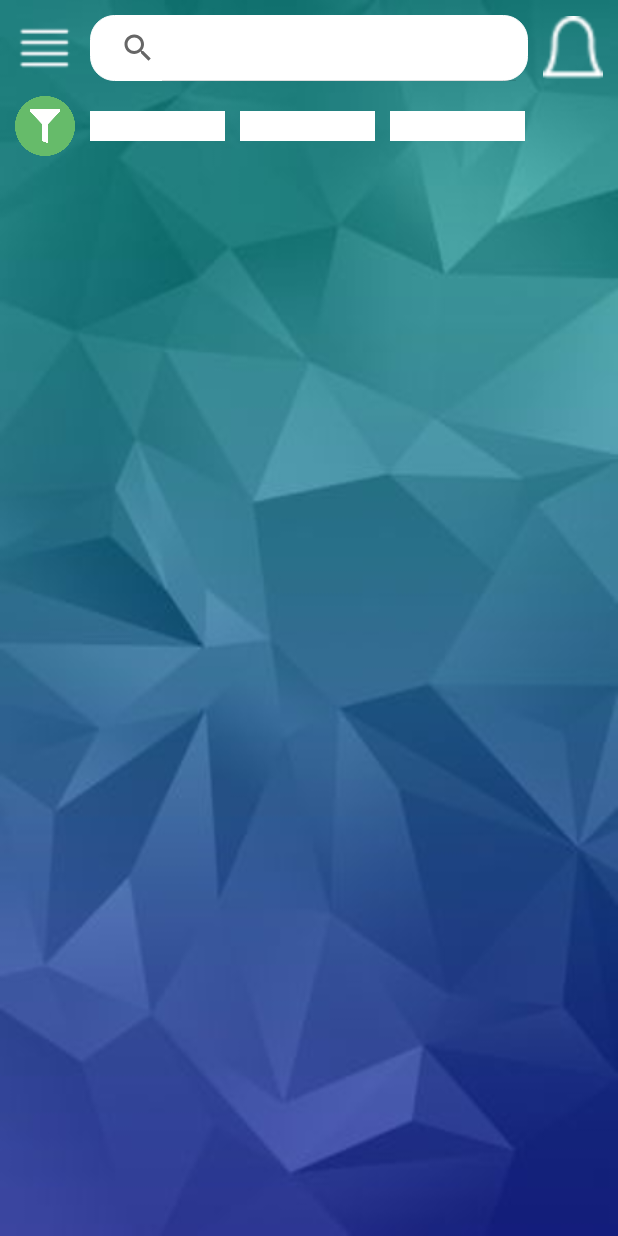
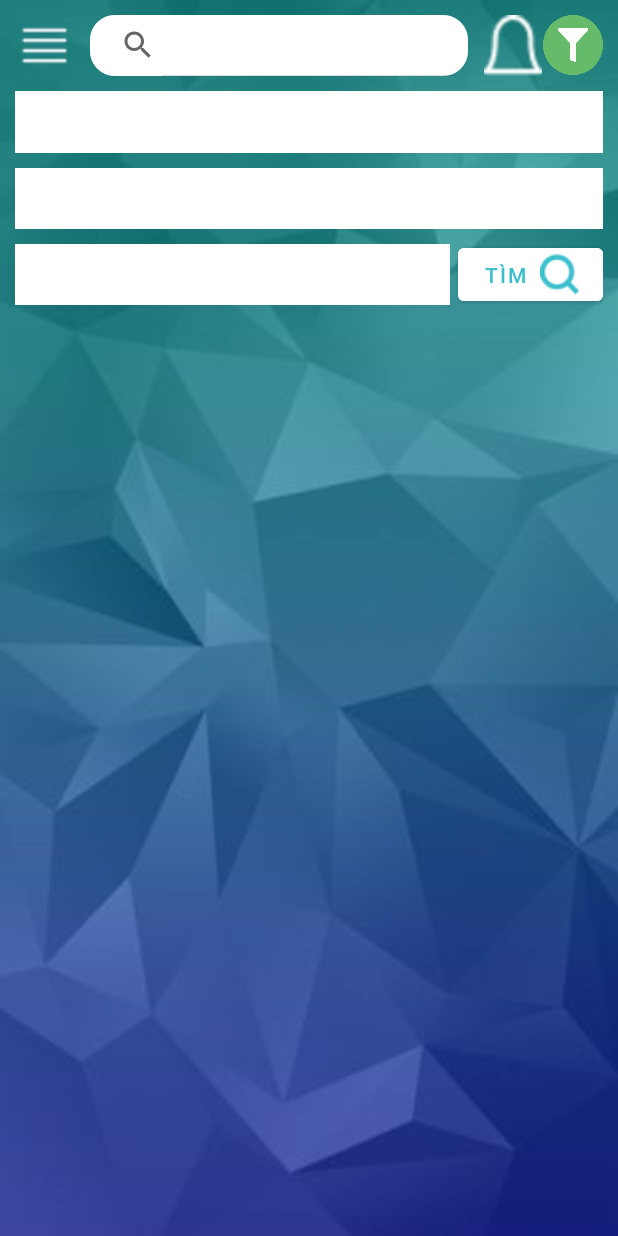
Before and after one commit to danhhohoang/AppNhaTro, an Android app: the layout tenant_search_layout.xml on its own in the app's theme, with its tools: preview values and no code run, on a phone screen of 412 x 824 dp. Run offline under Robolectric (Android 15) with nearby library versions, the phone set to English and light mode, and no system bars.

Commit message:
Update man hinh: Search_Tenant
Update phien ban moi
Toi uu UX, UI
Seed du lieu cho 3 spinner cua man hinh Search_Tenant
Toi uu code cho layout
Them 1 anh moi

```diff
--- a/app/src/main/java/com/example/appnhatro/MainActivity.java
+++ b/app/src/main/java/com/example/appnhatro/MainActivity.java
@@ -9,7 +9,7 @@ public class MainActivity extends AppCompatActivity {
     @Override
     protected void onCreate(Bundle savedInstanceState) {
         super.onCreate(savedInstanceState);
-        setContentView(R.layout.activity_main);
+        setContentView(R.layout.tenant_search_layout);
     }
     private void Tri(){
        String aa;
--- a/app/src/main/res/layout/tenant_search_layout.xml
+++ b/app/src/main/res/layout/tenant_search_layout.xml
@@ -1,28 +1,32 @@
 <?xml version="1.0" encoding="utf-8"?>
 <LinearLayout xmlns:android="http://schemas.android.com/apk/res/android"
     xmlns:app="http://schemas.android.com/apk/res-auto"
+    xmlns:tools="http://schemas.android.com/tools"
     android:layout_width="match_parent"
     android:layout_height="match_parent"
     android:background="@drawable/background"
-    android:orientation="vertical">
-
+    android:orientation="vertical"
+    android:weightSum="24">
 
     <LinearLayout
         android:layout_width="match_parent"
-        android:layout_height="wrap_content"
+        android:layout_height="0dp"
         android:layout_gravity="center"
-        android:layout_marginLeft="10dp"
-        android:layout_marginRight="10dp"
+        android:layout_marginLeft="10sp"
+        android:layout_marginRight="10sp"
+        android:layout_marginBottom="10dp"
+        android:layout_weight="6"
         android:orientation="vertical"
-
-        >
+        android:weightSum="4">
 
         <LinearLayout
             android:layout_width="match_parent"
-            android:layout_height="wrap_content"
+            android:layout_height="0dp"
             android:layout_gravity="center"
+            android:layout_weight="1"
             android:orientation="horizontal"
-            android:paddingTop="10dp">
+            android:paddingTop="10dp"
+            tools:ignore="NestedWeights">
 
             <ImageButton
                 android:id="@+id/imb_menu"
@@ -32,12 +36,13 @@
                 android:adjustViewBounds="true"
                 android:background="@null"
                 android:scaleType="fitCenter"
-                android:src="@drawable/ic_hamburger_menu" />
+                android:src="@drawable/ic_hamburger_menu"
+                android:contentDescription= "@string/btn_menu_des" />
 
 
             <SearchView
-                android:id="@+id/schv_bar"
-                android:layout_width="match_parent"
+                android:id="@+id/search_bar"
+                android:layout_width="0dp"
                 android:layout_height="match_parent"
                 android:layout_gravity="center"
                 android:layout_marginLeft="10dp"
@@ -45,8 +50,7 @@
                 android:layout_weight="6"
                 android:background="@drawable/shape_search_bar"
                 android:iconifiedByDefault="false"
-
-                >
+                tools:ignore="NestedWeights">
 
             </SearchView>
 
@@ -58,60 +62,93 @@
                 android:adjustViewBounds="true"
                 android:background="@null"
                 android:scaleType="fitCenter"
-                android:src="@drawable/ic_bell2" />
-        </LinearLayout>
-
-        <LinearLayout
-            android:layout_width="match_parent"
-            android:layout_height="wrap_content"
-            android:layout_gravity="center"
-            android:orientation="horizontal"
-            android:paddingTop="10dp"
-
-            >
+                android:src="@drawable/ic_bell2"
+                android:contentDescription="@string/btn_notification_des" />
 
             <ImageButton
-                android:id="@+id/imb_fillter"
+                android:id="@+id/imb_filter"
                 android:layout_width="40dp"
                 android:layout_height="wrap_content"
                 android:layout_gravity="center"
                 android:adjustViewBounds="true"
                 android:background="@null"
                 android:scaleType="fitCenter"
-                android:src="@drawable/ic_fillter2" />
+                android:src="@drawable/ic_fillter2"
+                android:contentDescription="@string/btn_fillter_des" />
+
+
+        </LinearLayout>
+
+        <LinearLayout
+            android:layout_width="match_parent"
+            android:layout_height="0dp"
+            android:layout_weight="3"
+            android:orientation="vertical"
+            android:weightSum="3">
 
             <Spinner
                 android:id="@+id/spn_district"
-                android:layout_width="90dp"
-                android:layout_height="20dp"
+                android:layout_width="match_parent"
+                android:layout_height="match_parent"
                 android:layout_gravity="center"
-                android:layout_marginLeft="10dp"
+                android:layout_marginTop="10dp"
+                android:layout_weight="1"
                 android:background="@color/white"
-
-                >
+                android:gravity="center">
 
             </Spinner>
 
             <Spinner
                 android:id="@+id/spn_price"
-                android:layout_width="90dp"
-                android:layout_height="20dp"
+                android:layout_width="match_parent"
+                android:layout_height="match_parent"
                 android:layout_gravity="center"
-                android:layout_marginLeft="10dp"
-                android:background="@color/white">
+                android:layout_marginTop="10dp"
+                android:layout_weight="1"
+                android:background="@color/white"
+                android:gravity="center">
 
             </Spinner>
 
-            <Spinner
-                android:id="@+id/spn_area"
-                android:layout_width="90dp"
-                android:layout_height="20dp"
-                android:layout_gravity="center"
-                android:layout_marginLeft="10dp"
-                android:background="@color/white">
+            <LinearLayout
+                android:layout_width="match_parent"
+                android:layout_height="match_parent"
+                android:layout_marginTop="10dp"
+                android:layout_weight="1"
+                android:orientation="horizontal"
+                android:weightSum="12">
 
-            </Spinner>
+
+                <Spinner
+                    android:id="@+id/spn_area"
+                    android:layout_width="0dp"
+                    android:layout_height="match_parent"
+                    android:layout_gravity="center"
+                    android:layout_weight="9"
+                    android:background="@color/white"
+                    android:gravity="center"
+                    tools:ignore="NestedWeights" />
+
+                <Button
+                    android:id="@+id/btn_search"
+                    android:layout_width="0dp"
+                    android:layout_height="match_parent"
+                    android:layout_gravity="center"
+                    android:layout_marginStart="5dp"
+                    android:layout_marginTop="-3dp"
+                    android:layout_marginBottom="-3dp"
+                    android:layout_weight="3"
+                    android:backgroundTint="@color/white"
+                    android:drawableEnd="@drawable/ic_search2"
+                    android:text="@string/txt_search"
+                    android:textColor="#3BBECC" />
+
+            </LinearLayout>
+
+
         </LinearLayout>
+
+
     </LinearLayout>
 
     <androidx.recyclerview.widget.RecyclerView
@@ -120,9 +157,8 @@
         android:layout_height="0dp"
         android:layout_marginLeft="10dp"
         android:layout_marginRight="10dp"
-        android:layout_weight="9"
+        android:layout_weight="18"
         android:paddingTop="10dp">
+    </androidx.recyclerview.widget.RecyclerView>
 
-
-    </androidx.recyclerview.widget.RecyclerView>
 </LinearLayout>
--- a/app/src/main/res/values/strings.xml
+++ b/app/src/main/res/values/strings.xml
@@ -1,7 +1,12 @@
 <resources>
     <string name="app_name">AppNhaTro</string>
+    <string name="txt_search">Tìm</string>
+    <string name="btn_fillter_des">Open Fillter Function (screen)</string>
+    <string name="btn_notification_des">open notification dialog</string>
+    <string name="btn_menu_des">Open menu side-bar</string>
 
     <string-array name="string_spn_district">
+        <item>--Chọn Quận--</item>
         <item>Thành Phố Thủ Đức</item>
         <item>Quận 1</item>
         <item>Quận 3</item>
@@ -28,6 +33,7 @@
 
     </string-array>
     <string-array name="string_spn_area">
+        <item>--Chọn diện tích--</item>
         <item>dưới 20m2</item>
         <item>20m2 - 30m2</item>
         <item>30m2 - 40m2</item>
@@ -36,6 +42,7 @@
 
     </string-array>
     <string-array name="string_spn_price">
+        <item>--Chọn khoảng giá--</item>
         <item>Dưới 1 triệu</item>
         <item>1 triệu - 2 triệu</item>
         <item>2 triệu - 4 triệu</item>
```
Also changed, not shown: app/src/main/res/drawable/ic_search2.png (added).
